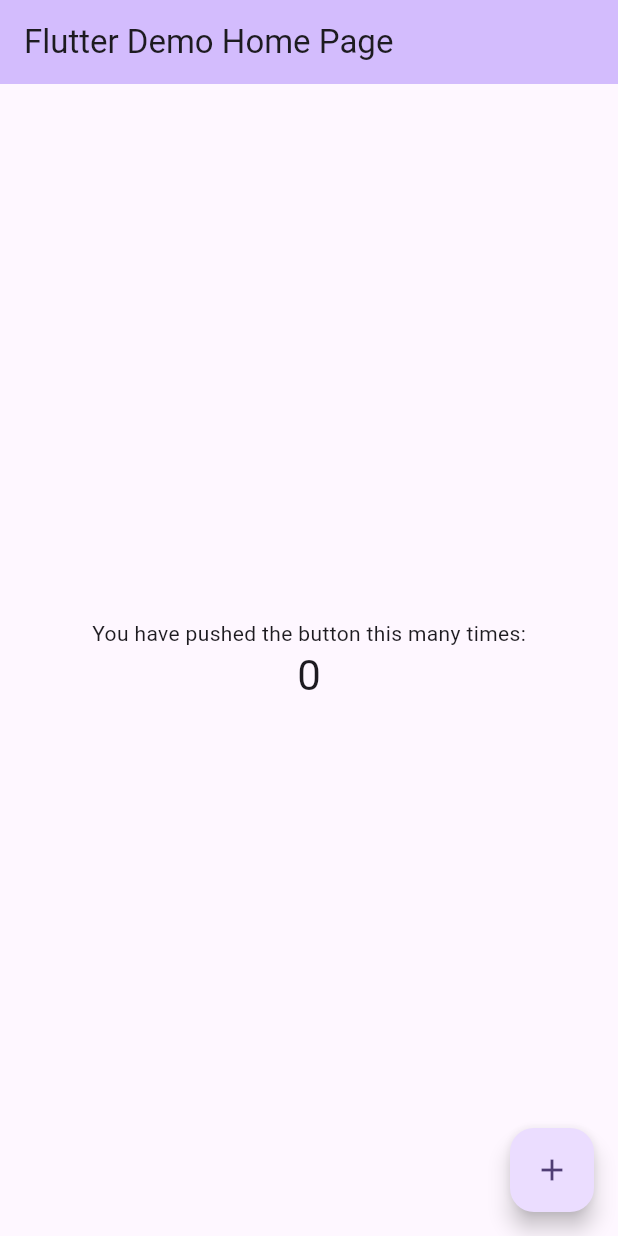
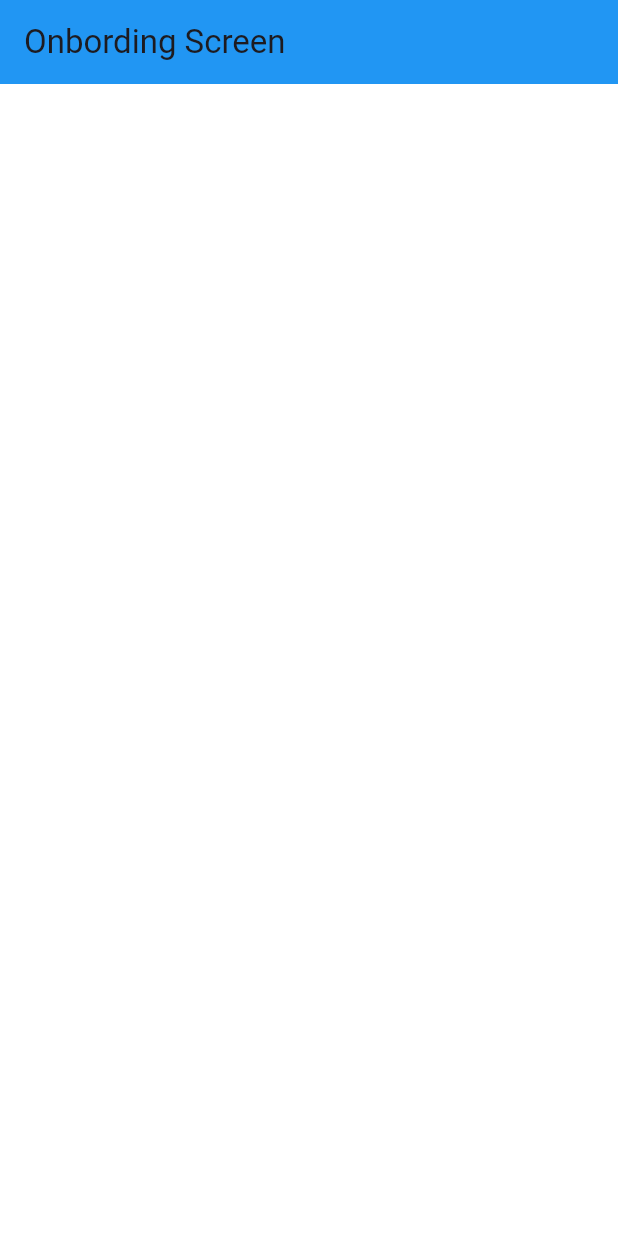
Before and after one commit to Omar-galab/Doktor_App, a Flutter app: the screen it shows after launch, on a phone screen of 412 x 824 dp. Run offline on Flutter 3.47's test engine with Material 3 defaults, Android fonts, the light colour scheme and no system bars; our stand-ins replace flutter_screenutil, go_router.

Commit message:
feat: implement app foundation with routing and theming
- Add ColorsManager for centralized color management
- Implement app routing using go_router
- Create basic screens (login and onboarding)
- Update dependencies (flutter_screenutil, flutter_svg, go_router)
- Replace default MyApp with DocApp implementation
- Fix NDK version in Android build config

```diff
--- /dev/null
+++ b/lib/core/routing/app_router.dart
@@ -0,0 +1,16 @@
+import 'package:doctor_app/core/routing/routs.dart';
+import 'package:doctor_app/feature/login/ui/login_screen.dart';
+import 'package:doctor_app/feature/onboarding/onboarding_screen.dart';
+import 'package:go_router/go_router.dart';
+
+class AppRouter {
+  static final GoRouter router = GoRouter(
+    routes: [
+      GoRoute(path: '/', builder: (context, state) => OnbordingScreen()),
+      GoRoute(
+        path: Routs.loginScreen,
+        builder: (context, state) => LoginScreen(),
+      ),
+    ],
+  );
+}
--- /dev/null
+++ b/lib/core/routing/routs.dart
@@ -0,0 +1,14 @@
+class Routs {
+static const String onbordingScreen = '/onbordingScreen';
+static const String loginScreen = '/loginScreen';
+static const String registerScreen = '/registerScreen';
+static const String homeScreen = '/homeScreen';
+static const String searchScreen = '/searchScreen';
+static const String doctorScreen = '/doctorScreen';
+static const String profileScreen = '/profileScreen';
+static const String bookingScreen = '/bookingScreen';
+static const String paymentScreen = '/paymentScreen';
+static const String appointmentScreen = '/appointmentScreen';
+static const String reviewScreen = '/reviewScreen';
+
+}
--- /dev/null
+++ b/lib/core/theming/colors.dart
@@ -0,0 +1,7 @@
+import 'package:flutter/material.dart';
+
+class ColorsManager  {
+ static const Color mainBlue = Color(0xff247cff);
+ static const Color maunGreen = Color(0xff22c55e);
+
+}
--- /dev/null
+++ b/lib/doc_app.dart
@@ -0,0 +1,25 @@
+import 'package:doctor_app/core/routing/app_router.dart';
+import 'package:doctor_app/core/theming/colors.dart';
+import 'package:flutter/material.dart';
+import 'package:flutter_screenutil/flutter_screenutil.dart';
+
+class DocApp extends StatelessWidget {
+  const DocApp({super.key});
+
+  @override
+  Widget build(BuildContext context) {
+    return ScreenUtilInit(
+      designSize: const Size(375, 812),
+      minTextAdapt: true,
+      child: MaterialApp.router(
+        debugShowCheckedModeBanner: false,
+        routerConfig: AppRouter.router,
+        theme: ThemeData(
+          primaryColor: ColorsManager.mainBlue,
+          scaffoldBackgroundColor: Colors.white,
+
+        ),
+      ),
+    );
+  }
+}
--- /dev/null
+++ b/lib/feature/login/ui/login_screen.dart
@@ -0,0 +1,14 @@
+import 'package:flutter/material.dart';
+
+class LoginScreen extends StatelessWidget {
+  const LoginScreen({super.key});
+
+  @override
+  Widget build(BuildContext context) {
+    return Scaffold(
+      appBar: AppBar(
+        title: Text('Login Screen'),
+      )
+    );
+  }
+}
--- /dev/null
+++ b/lib/feature/onboarding/onboarding_screen.dart
@@ -0,0 +1,15 @@
+import 'package:flutter/material.dart';
+
+class OnbordingScreen extends StatelessWidget {
+  const OnbordingScreen({super.key});
+
+  @override
+  Widget build(BuildContext context) {
+    return Scaffold(
+      appBar: AppBar(
+        title: Text('Onbording Screen'),
+        backgroundColor: Colors.blue,
+      ),
+    );
+  }
+}
--- a/lib/main.dart
+++ b/lib/main.dart
@@ -1,123 +1,6 @@
+import 'package:doctor_app/doc_app.dart';
 import 'package:flutter/material.dart';
 
 void main() {
-  runApp(const MyApp());
+  runApp(const DocApp());
 }
-
-class MyApp extends StatelessWidget {
-  const MyApp({super.key});
-
-  // This widget is the root of your application.
-  @override
-  Widget build(BuildContext context) {
-    return MaterialApp(
-      debugShowCheckedModeBanner: false,
-      title: 'Flutter Demo',
-      theme: ThemeData(
-        // This is the theme of your application.
-        //
-        // TRY THIS: Try running your application with "flutter run". You'll see
-        // the application has a purple toolbar. Then, without quitting the app,
-        // try changing the seedColor in the colorScheme below to Colors.green
-        // and then invoke "hot reload" (save your changes or press the "hot
-        // reload" button in a Flutter-supported IDE, or press "r" if you used
-        // the command line to start the app).
-        //
-        // Notice that the counter didn't reset back to zero; the application
-        // state is not lost during the reload. To reset the state, use hot
-        // restart instead.
-        //
-        // This works for code too, not just values: Most code changes can be
-        // tested with just a hot reload.
-        colorScheme: ColorScheme.fromSeed(seedColor: Colors.deepPurple),
-      ),
-      home: const MyHomePage(title: 'Flutter Demo Home Page'),
-    );
-  }
-}
-
-class MyHomePage extends StatefulWidget {
-  const MyHomePage({super.key, required this.title});
-
-  // This widget is the home page of your application. It is stateful, meaning
-  // that it has a State object (defined below) that contains fields that affect
-  // how it looks.
-
-  // This class is the configuration for the state. It holds the values (in this
-  // case the title) provided by the parent (in this case the App widget) and
-  // used by the build method of the State. Fields in a Widget subclass are
-  // always marked "final".
-
-  final String title;
-
-  @override
-  State<MyHomePage> createState() => _MyHomePageState();
-}
-
-class _MyHomePageState extends State<MyHomePage> {
-  int _counter = 0;
-
-  void _incrementCounter() {
-    setState(() {
-      // This call to setState tells the Flutter framework that something has
-      // changed in this State, which causes it to rerun the build method below
-      // so that the display can reflect the updated values. If we changed
-      // _counter without calling setState(), then the build method would not be
-      // called again, and so nothing would appear to happen.
-      _counter++;
-    });
-  }
-
-  @override
-  Widget build(BuildContext context) {
-    // This method is rerun every time setState is called, for instance as done
-    // by the _incrementCounter method above.
-    //
-    // The Flutter framework has been optimized to make rerunning build methods
-    // fast, so that you can just rebuild anything that needs updating rather
-    // than having to individually change instances of widgets.
-    return Scaffold(
-      appBar: AppBar(
-        // TRY THIS: Try changing the color here to a specific color (to
-        // Colors.amber, perhaps?) and trigger a hot reload to see the AppBar
-        // change color while the other colors stay the same.
-        backgroundColor: Theme.of(context).colorScheme.inversePrimary,
-        // Here we take the value from the MyHomePage object that was created by
-        // the App.build method, and use it to set our appbar title.
-        title: Text(widget.title),
-      ),
-      body: Center(
-        // Center is a layout widget. It takes a single child and positions it
-        // in the middle of the parent.
-        child: Column(
-          // Column is also a layout widget. It takes a list of children and
-          // arranges them vertically. By default, it sizes itself to fit its
-          // children horizontally, and tries to be as tall as its parent.
-          //
-          // Column has various properties to control how it sizes itself and
-          // how it positions its children. Here we use mainAxisAlignment to
-          // center the children vertically; the main axis here is the vertical
-          // axis because Columns are vertical (the cross axis would be
-          // horizontal).
-          //
-          // TRY THIS: Invoke "debug painting" (choose the "Toggle Debug Paint"
-          // action in the IDE, or press "p" in the console), to see the
-          // wireframe for each widget.
-          mainAxisAlignment: MainAxisAlignment.center,
-          children: <Widget>[
-            const Text('You have pushed the button this many times:'),
-            Text(
-              '$_counter',
-              style: Theme.of(context).textTheme.headlineMedium,
-            ),
-          ],
-        ),
-      ),
-      floatingActionButton: FloatingActionButton(
-        onPressed: _incrementCounter,
-        tooltip: 'Increment',
-        child: const Icon(Icons.add),
-      ), // This trailing comma makes auto-formatting nicer for build methods.
-    );
-  }
-}
--- a/pubspec.yaml
+++ b/pubspec.yaml
@@ -35,9 +35,12 @@ dependencies:
   flutter:
     sdk: flutter
   flutter_native_splash: ^2.4.6
+  flutter_screenutil: ^5.9.3
+  flutter_svg: ^2.1.0
   freezed: ^3.0.6
   freezed_annotation: ^3.0.0
   get_it: ^8.0.3
+  go_router: ^15.1.2
   intl: 0.19.0
   json_annotation: ^4.9.0
   pretty_dio_logger: ^1.4.0
```
Also changed, not shown: pubspec.lock, 2 other files.
